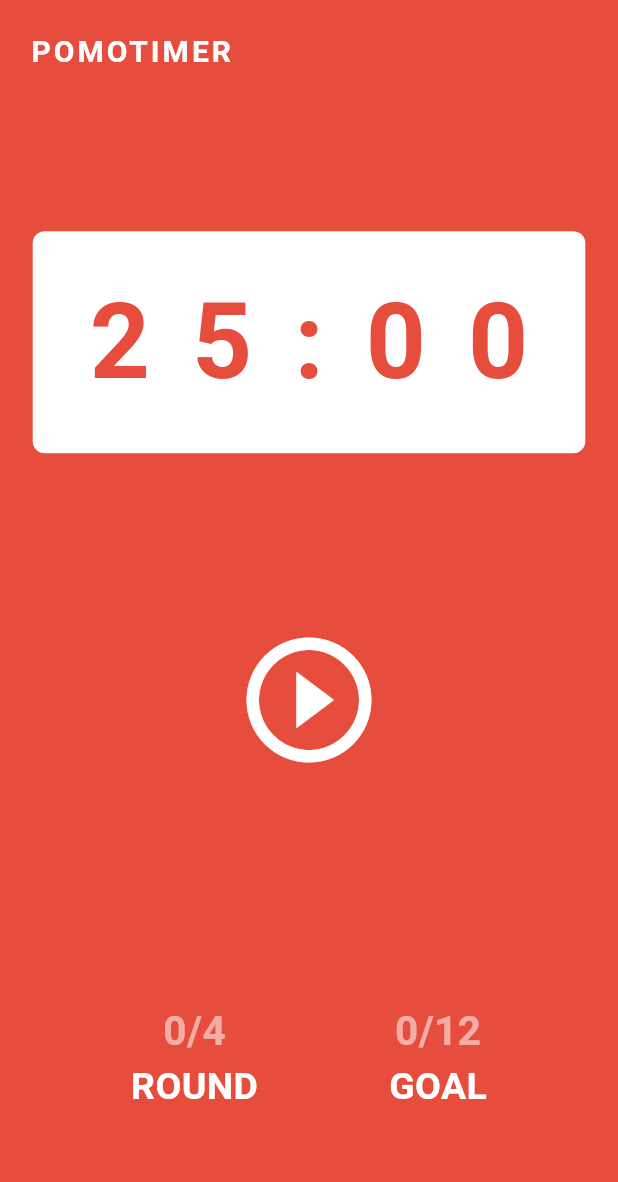
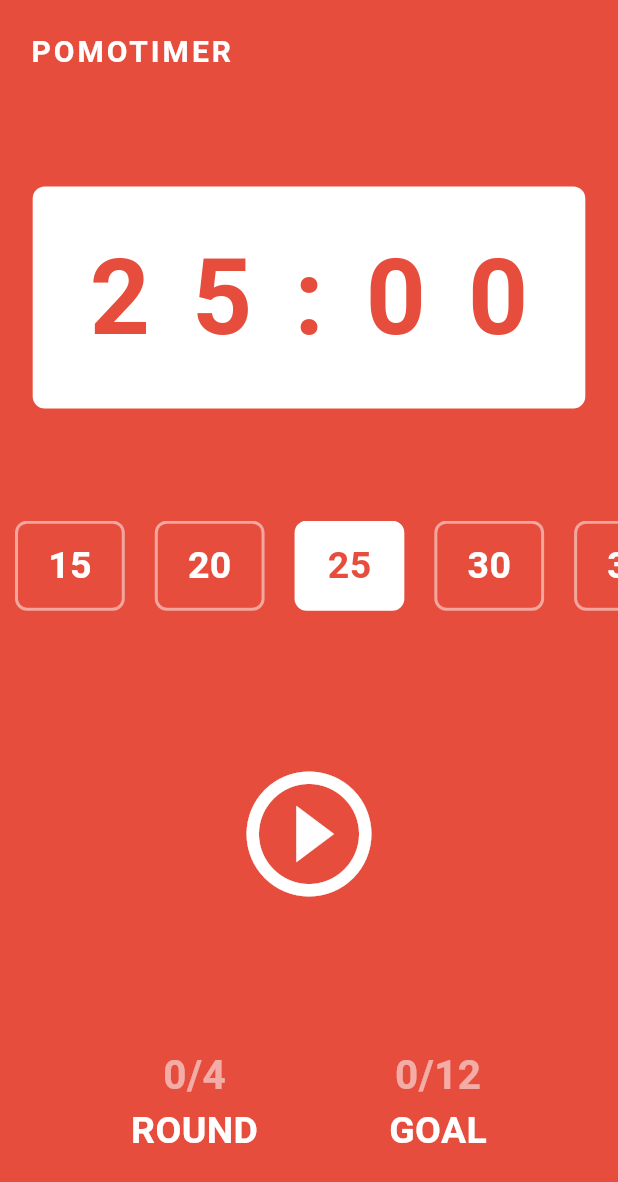
Before and after one commit to Odyssey409/pomodoro_app, a Flutter app: the screen it shows after launch, on a phone screen of 412 x 824 dp. Shown: the top 1182 px of the screen. Run offline on Flutter 3.47's test engine with Material 3 defaults, Android fonts, the phone set to English and light mode, and no system bars; missing offline and left inert: flip_board, timed_widget_slider.

Commit message:
타이머 선택 슬라이더 추가

```diff
--- a/lib/screens/home_screen.dart
+++ b/lib/screens/home_screen.dart
@@ -1,7 +1,7 @@
 import 'dart:async';
 import 'package:flip_board/flip_clock.dart';
 import 'package:flutter/material.dart';
-import 'package:flip_board/flip_board.dart';
+import 'package:timed_widget_slider/timed_widget_slider.dart';
 
 class HomeScreen extends StatefulWidget {
   const HomeScreen({super.key});
@@ -18,6 +18,45 @@ class _HomeScreenState extends State<HomeScreen> {
   int totalPomodoros = 0;
   int round = 0;
   Timer? timer;
+  final List<int> timeOptions = [15, 20, 25, 30, 35];
+
+  ScrollController? _scrollController;
+
+  @override
+  void initState() {
+    super.initState();
+    WidgetsBinding.instance.addPostFrameCallback((_) {
+      _scrollController = ScrollController(
+        initialScrollOffset: _calculateInitialScrollOffset(),
+      );
+      setState(() {}); // 상태 갱신
+    });
+  }
+
+  @override
+  void dispose() {
+    super.dispose();
+  }
+
+  double _calculateInitialScrollOffset() {
+    final selectedIndex =
+        timeOptions.indexOf(totalSeconds ~/ 60); // 현재 선택된 값의 인덱스
+    const itemWidth = 80.0; // 각 항목의 가로 크기 (마진 포함)
+    final screenWidth = MediaQuery.of(context).size.width; // 화면 너비
+    return (selectedIndex * itemWidth) - (screenWidth / 2 - itemWidth / 2);
+  }
+
+  void _scrollToIndex(int index) {
+    const itemWidth = 80.0; // 각 항목의 가로 크기 (마진 포함)
+    final screenWidth = MediaQuery.of(context).size.width; // 화면 너비
+    final offset = (index * itemWidth) - (screenWidth / 2 - itemWidth / 2);
+
+    _scrollController?.animateTo(
+      offset,
+      duration: const Duration(milliseconds: 300),
+      curve: Curves.easeInOut,
+    );
+  }
 
   void onTick(Timer timer) {
     if (totalSeconds <= 0) {
@@ -151,6 +190,64 @@ class _HomeScreenState extends State<HomeScreen> {
           Flexible(
             flex: 1,
             child: Center(
+              child: SizedBox(
+                height: 60,
+                child: _scrollController == null
+                    ? const CircularProgressIndicator(
+                        color: Colors.white) // 로딩 화면
+                    : ListView.builder(
+                        controller: _scrollController,
+                        scrollDirection: Axis.horizontal,
+                        itemCount: timeOptions.length,
+                        itemBuilder: (context, index) {
+                          final time = timeOptions[index];
+                          final isSelected = (totalSeconds ~/ 60) == time;
+
+                          return GestureDetector(
+                            onTap: () {
+                              setState(() {
+                                totalSeconds = time * 60; // 선택된 시간을 업데이트
+                              });
+                              _scrollToIndex(index); // 선택된 항목을 중앙으로 이동
+                            },
+                            child: Container(
+                              alignment: Alignment.center,
+                              margin:
+                                  const EdgeInsets.symmetric(horizontal: 10),
+                              padding: const EdgeInsets.symmetric(
+                                  vertical: 10, horizontal: 20),
+                              decoration: BoxDecoration(
+                                color: isSelected
+                                    ? Colors.white
+                                    : Colors.transparent,
+                                borderRadius: BorderRadius.circular(8),
+                                border: Border.all(
+                                  color: isSelected
+                                      ? Colors.white
+                                      : Colors.white.withOpacity(0.5),
+                                  width: 2,
+                                ),
+                              ),
+                              child: Text(
+                                "$time",
+                                style: TextStyle(
+                                  fontSize: 25,
+                                  fontWeight: FontWeight.bold,
+                                  color: isSelected
+                                      ? const Color(0xFFE64D3D)
+                                      : Colors.white,
+                                ),
+                              ),
+                            ),
+                          );
+                        },
+                      ),
+              ),
+            ),
+          ),
+          Flexible(
+            flex: 1,
+            child: Center(
               child: Row(
                 mainAxisAlignment: MainAxisAlignment.center,
                 children: [
--- a/pubspec.yaml
+++ b/pubspec.yaml
@@ -35,6 +35,7 @@ dependencies:
   # Use with the CupertinoIcons class for iOS style icons.
   cupertino_icons: ^1.0.8
   flip_board: ^1.0.0
+  timed_widget_slider: ^1.0.3
 
 dev_dependencies:
   flutter_test:
```
Also changed, not shown: pubspec.lock.
